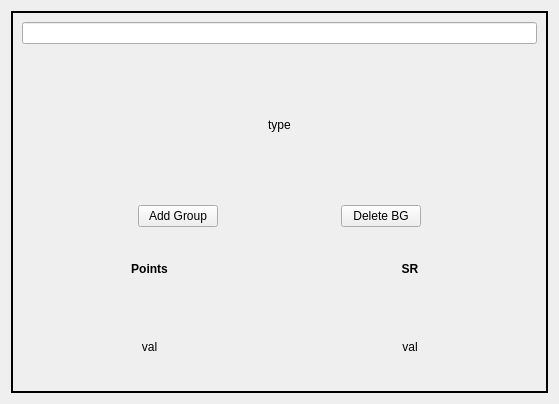
The window that QFleet/Fleetbuilder/qflw_battlegroup.ui (RexOdonata/QFleet) describes before a commit, drawn with Qt 5.
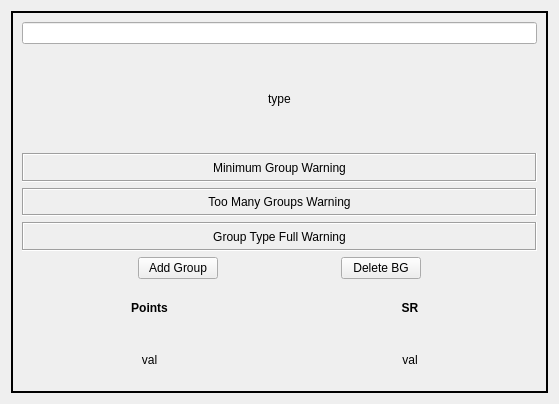
The same window after the commit.

Commit message: working on group drag-drop

```diff
--- a/QFleet/Fleetbuilder/qflw_battlegroup.ui
+++ b/QFleet/Fleetbuilder/qflw_battlegroup.ui
@@ -68,6 +68,79 @@
           </item>
          </layout>
         </item>
+        <item>
+         <layout class="QVBoxLayout" name="verticalLayout_2">
+          <item>
+           <widget class="QLabel" name="mingrpWarnLabel">
+            <property name="sizePolicy">
+             <sizepolicy hsizetype="Preferred" vsizetype="Minimum">
+              <horstretch>0</horstretch>
+              <verstretch>0</verstretch>
+             </sizepolicy>
+            </property>
+            <property name="autoFillBackground">
+             <bool>false</bool>
+            </property>
+            <property name="frameShape">
+             <enum>QFrame::Box</enum>
+            </property>
+            <property name="frameShadow">
+             <enum>QFrame::Sunken</enum>
+            </property>
+            <property name="text">
+             <string>Minimum Group Warning</string>
+            </property>
+            <property name="alignment">
+             <set>Qt::AlignCenter</set>
+            </property>
+           </widget>
+          </item>
+          <item>
+           <widget class="QLabel" name="grplimsWarnLabel">
+            <property name="sizePolicy">
+             <sizepolicy hsizetype="Preferred" vsizetype="Minimum">
+              <horstretch>0</horstretch>
+              <verstretch>0</verstretch>
+             </sizepolicy>
+            </property>
+            <property name="frameShape">
+             <enum>QFrame::Box</enum>
+            </property>
+            <property name="frameShadow">
+             <enum>QFrame::Sunken</enum>
+            </property>
+            <property name="text">
+             <string>Too Many Groups Warning</string>
+            </property>
+            <property name="alignment">
+             <set>Qt::AlignCenter</set>
+            </property>
+           </widget>
+          </item>
+          <item>
+           <widget class="QLabel" name="grpfullWarnLabel">
+            <property name="sizePolicy">
+             <sizepolicy hsizetype="Preferred" vsizetype="Minimum">
+              <horstretch>0</horstretch>
+              <verstretch>0</verstretch>
+             </sizepolicy>
+            </property>
+            <property name="frameShape">
+             <enum>QFrame::Box</enum>
+            </property>
+            <property name="frameShadow">
+             <enum>QFrame::Sunken</enum>
+            </property>
+            <property name="text">
+             <string>Group Type Full Warning</string>
+            </property>
+            <property name="alignment">
+             <set>Qt::AlignCenter</set>
+            </property>
+           </widget>
+          </item>
+         </layout>
+        </item>
         <item>
          <layout class="QHBoxLayout" name="horizontalLayout_2">
           <item>
```
Left out of the diff: 3 changed lines with no effect on the pictures. The commit also changes 4 other files.
